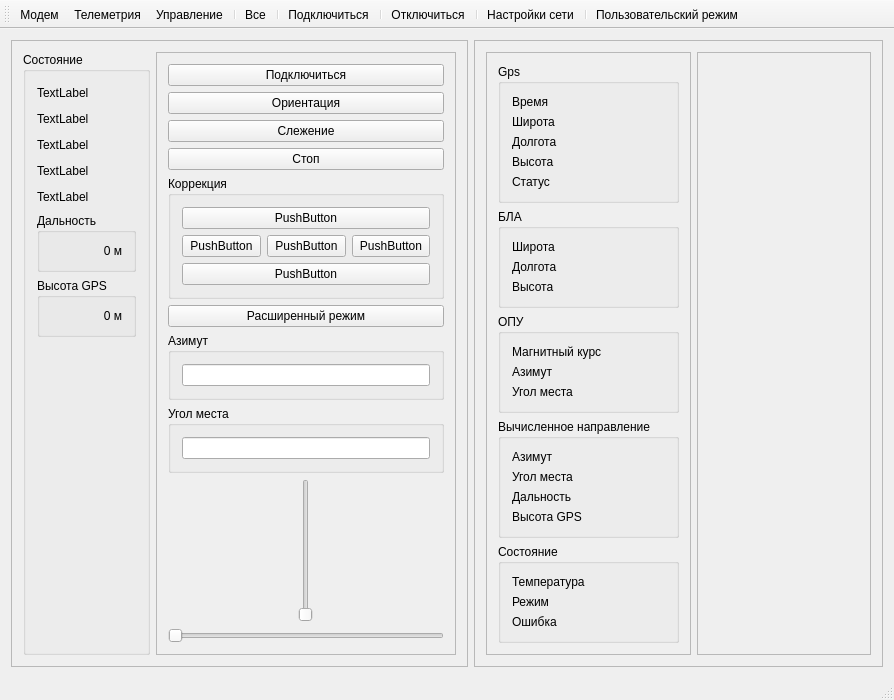
Qt form SUA/sua.ui (SerikZ5/SUA) before a commit.
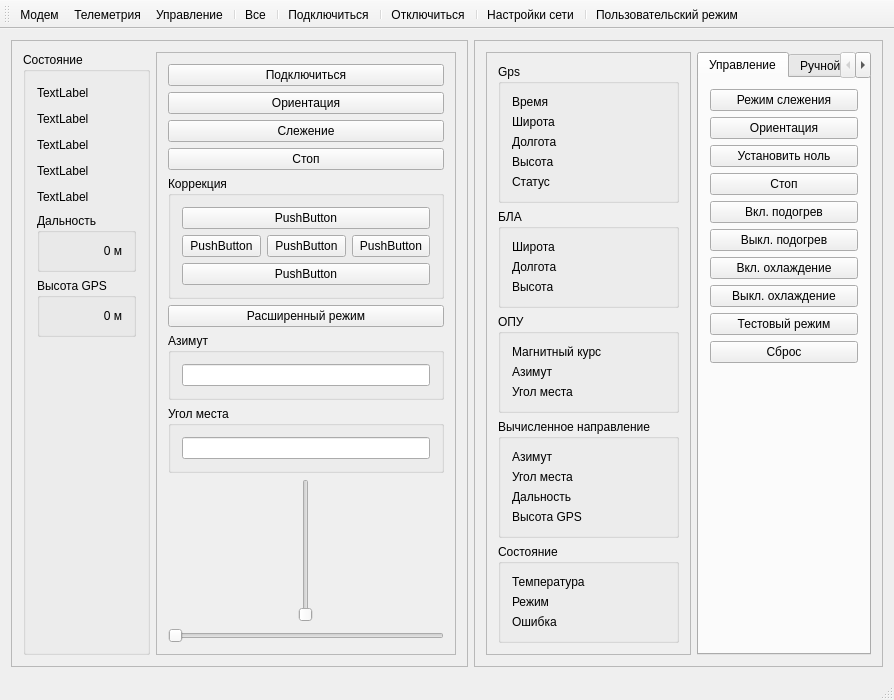
The same form after that commit.

```diff
--- a/SUA/sua.ui
+++ b/SUA/sua.ui
@@ -747,20 +747,143 @@
         </widget>
        </item>
        <item>
-        <widget class="QScrollArea" name="scrollArea">
-         <property name="widgetResizable">
-          <bool>true</bool>
+        <widget class="QTabWidget" name="tabWidget">
+         <property name="currentIndex">
+          <number>0</number>
          </property>
-         <widget class="QWidget" name="scrollAreaWidgetContents">
-          <property name="geometry">
-           <rect>
-            <x>0</x>
-            <y>0</y>
-            <width>232</width>
-            <height>590</height>
-           </rect>
-          </property>
-          <layout class="QVBoxLayout" name="verticalLayout_13"/>
+         <widget class="QWidget" name="control">
+          <attribute name="title">
+           <string>Управление</string>
+          </attribute>
+          <layout class="QVBoxLayout" name="verticalLayout_13">
+           <item>
+            <widget class="QPushButton" name="btnFollowCommand">
+             <property name="text">
+              <string>Режим слежения</string>
+             </property>
+            </widget>
+           </item>
+           <item>
+            <widget class="QPushButton" name="btnOrientedAntennasCommand">
+             <property name="text">
+              <string>Ориентация</string>
+             </property>
+            </widget>
+           </item>
+           <item>
+            <widget class="QPushButton" name="btnSetZeroPositionCommand">
+             <property name="text">
+              <string>Установить ноль</string>
+             </property>
+            </widget>
+           </item>
+           <item>
+            <widget class="QPushButton" name="btnStopEnginesCommand">
+             <property name="text">
+              <string>Стоп</string>
+             </property>
+            </widget>
+           </item>
+           <item>
+            <widget class="QPushButton" name="btnEnableHeatingCommand">
+             <property name="text">
+              <string>Вкл. подогрев</string>
+             </property>
+            </widget>
+           </item>
+           <item>
+            <widget class="QPushButton" name="btnDisableHeatingCommand">
+             <property name="text">
+              <string>Выкл. подогрев</string>
+             </property>
+            </widget>
+           </item>
+           <item>
+            <widget class="QPushButton" name="btnEnableVentilationCommand">
+             <property name="text">
+              <string>Вкл. охлаждение</string>
+             </property>
+            </widget>
+           </item>
+           <item>
+            <widget class="QPushButton" name="btnDisableVentilationCommand">
+             <property name="text">
+              <string>Выкл. охлаждение</string>
+             </property>
+            </widget>
+           </item>
+           <item>
+            <widget class="QPushButton" name="btnTestCommand">
+             <property name="text">
+              <string>Тестовый режим</string>
+             </property>
+            </widget>
+           </item>
+           <item>
+            <widget class="QPushButton" name="btnResetCommand">
+             <property name="text">
+              <string>Сброс</string>
+             </property>
+            </widget>
+           </item>
+           <item>
+            <spacer name="verticalSpacer_2">
+             <property name="orientation">
+              <enum>Qt::Vertical</enum>
+             </property>
+             <property name="sizeHint" stdset="0">
+              <size>
+               <width>20</width>
+               <height>40</height>
+              </size>
+             </property>
+            </spacer>
+           </item>
+          </layout>
+         </widget>
+         <widget class="QWidget" name="userControl">
+          <attribute name="title">
+           <string>Ручной режим</string>
+          </attribute>
+          <layout class="QVBoxLayout" name="verticalLayout_14">
+           <item>
+            <widget class="QGroupBox" name="groupBox_11">
+             <property name="title">
+              <string>GroupBox</string>
+             </property>
+             <layout class="QVBoxLayout" name="verticalLayout_15">
+              <item>
+               <widget class="QLineEdit" name="lineEdit"/>
+              </item>
+              <item>
+               <widget class="QPushButton" name="pushButton_6">
+                <property name="text">
+                 <string>PushButton</string>
+                </property>
+               </widget>
+              </item>
+             </layout>
+            </widget>
+           </item>
+           <item>
+            <spacer name="verticalSpacer_3">
+             <property name="orientation">
+              <enum>Qt::Vertical</enum>
+             </property>
+             <property name="sizeHint" stdset="0">
+              <size>
+               <width>20</width>
+               <height>40</height>
+              </size>
+             </property>
+            </spacer>
+           </item>
+          </layout>
+         </widget>
+         <widget class="QWidget" name="options">
+          <attribute name="title">
+           <string>Опции</string>
+          </attribute>
          </widget>
         </widget>
        </item>
```
